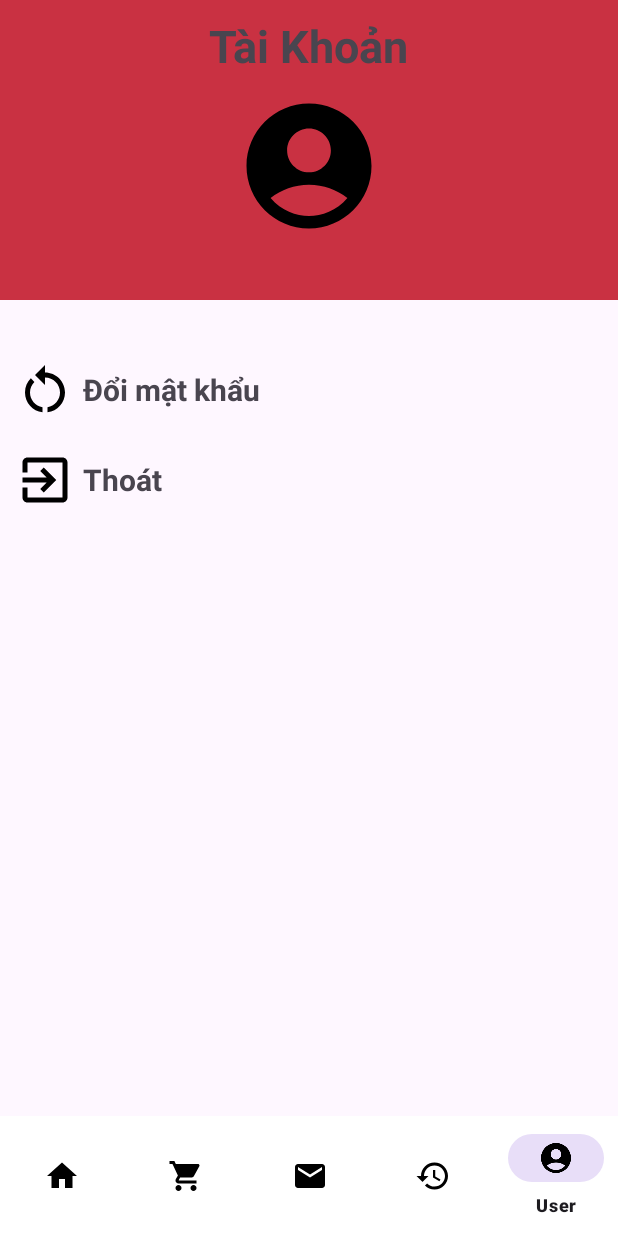
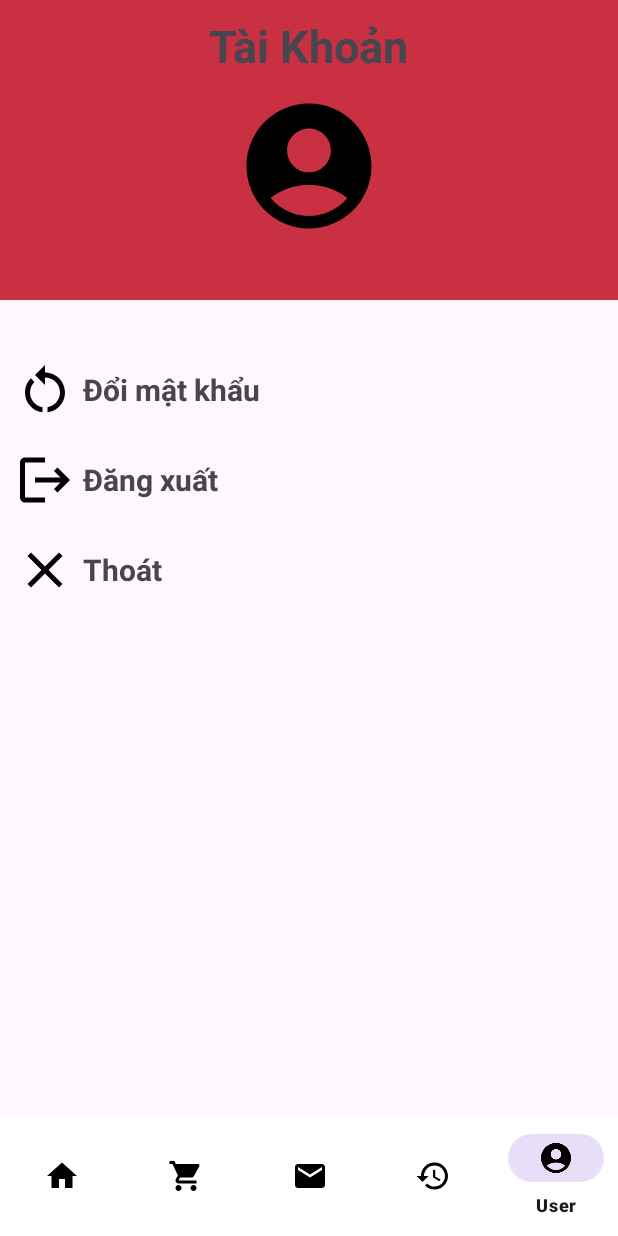
Before and after one commit to khanhdev289/Nhom2_DuAn1, an Android app: the MainActivity screen opened directly, with no data from a screen before it, item 5 of the bottom bar chosen, on a phone screen of 412 x 824 dp. Run offline under Robolectric (Android 15) with nearby library versions, the phone set to English and light mode, and no system bars; our stand-ins replace Picasso; libraries missing offline, so code that uses them is left out: me.relex.circleindicator; pictures from the network do not load; 3 statements that could not run were skipped.

Commit message:
finish permis

```diff
--- a/app/src/main/java/khanhnqph30151/fptpoly/duan1/MainActivity.java
+++ b/app/src/main/java/khanhnqph30151/fptpoly/duan1/MainActivity.java
@@ -5,25 +5,40 @@ import androidx.appcompat.app.AppCompatActivity;
 import androidx.fragment.app.Fragment;
 import androidx.fragment.app.FragmentTransaction;
 
+import android.content.SharedPreferences;
 import android.os.Bundle;
 import android.view.MenuItem;
 
 import com.google.android.material.navigation.NavigationBarView;
 
 import khanhnqph30151.fptpoly.duan1.Setting.UserFragment;
+import khanhnqph30151.fptpoly.duan1.admin.food.FoodFragment;
+import khanhnqph30151.fptpoly.duan1.admin.list_history.ListHistoryFragment;
+import khanhnqph30151.fptpoly.duan1.admin.list_request.ListRequestFragment;
+import khanhnqph30151.fptpoly.duan1.admin.statis.StatisFragment;
 import khanhnqph30151.fptpoly.duan1.user.Cart.Cart_Fragment;
 import khanhnqph30151.fptpoly.duan1.user.History.HistoryFragment;
 import khanhnqph30151.fptpoly.duan1.user.Home.HomeFragment;
 import khanhnqph30151.fptpoly.duan1.user.Request.RequestFragment;
 
 public class MainActivity extends AppCompatActivity {
-
+    SharedPreferences sharedPreferences;
     @Override
     protected void onCreate(Bundle savedInstanceState) {
         super.onCreate(savedInstanceState);
         setContentView(R.layout.activity_main);
         NavigationBarView view = findViewById(R.id.bottom_navi);
-
+        sharedPreferences = getSharedPreferences("USER_FILE", MODE_PRIVATE);
+        String role = sharedPreferences.getString("ROLE", "");
+        if(role.equalsIgnoreCase("admin")){
+            view.getMenu().clear();
+            view.inflateMenu(R.menu.bottom_navigation_menu_admin);
+                replaceFragment(new FoodFragment());
+        }else{
+            view.getMenu().clear();
+            view.inflateMenu(R.menu.bottom_navigation_menu_user);
+            replaceFragment(new HomeFragment());
+        }
         view.setOnItemSelectedListener(new NavigationBarView.OnItemSelectedListener() {
             @Override
             public boolean onNavigationItemSelected(@NonNull MenuItem item) {
@@ -42,13 +57,28 @@ public class MainActivity extends AppCompatActivity {
                 } else if (item.getItemId() == R.id.action_User) {
                     replaceFragment(new UserFragment());
                     return true;
-                } else {
+                }else if(item.getItemId()==R.id.action_ListFood){
+                    replaceFragment(new FoodFragment());
+                    return true;
+                }
+                else if(item.getItemId()==R.id.action_ListRequestt){
+                    replaceFragment(new ListRequestFragment());
+                    return true;
+                }else if(item.getItemId()==R.id.action_List_Invo){
+                    replaceFragment(new ListHistoryFragment());
+                    return true;
+                }
+                else if(item.getItemId()==R.id.action_Statis){
+                    replaceFragment(new StatisFragment());
+                    return true;
+                }
+                else {
                     return false;
                 }
             }
         });
 
-        replaceFragment(new HomeFragment());
+
     }
     public void replaceFragment(Fragment fragment) {
         FragmentTransaction transaction = getSupportFragmentManager().beginTransaction();
--- a/app/src/main/java/khanhnqph30151/fptpoly/duan1/Setting/UserDAO.java
+++ b/app/src/main/java/khanhnqph30151/fptpoly/duan1/Setting/UserDAO.java
@@ -67,9 +67,9 @@ public int update(User user){
         }
         return 1;
     }
-    public String getRole(String  id) {
+    public String getRole(String  userName) {
         SQLiteDatabase database =helper.getReadableDatabase();
-        Cursor cursor = database.rawQuery("SELECT user_role FROM tbl_user WHERE user_id = ?", new String[]{id});
+        Cursor cursor = database.rawQuery("SELECT user_role FROM tbl_user WHERE user_name = ?", new String[]{userName});
         if (cursor.getCount() > 0) {
             cursor.moveToFirst();
             return cursor.getString(0);
--- a/app/src/main/java/khanhnqph30151/fptpoly/duan1/Setting/UserFragment.java
+++ b/app/src/main/java/khanhnqph30151/fptpoly/duan1/Setting/UserFragment.java
@@ -13,6 +13,7 @@ import androidx.fragment.app.Fragment;
 
 import khanhnqph30151.fptpoly.duan1.R;
 import khanhnqph30151.fptpoly.duan1.activity.ChangePassActivity;
+import khanhnqph30151.fptpoly.duan1.activity.LoginActivity;
 
 
 /**
@@ -21,7 +22,7 @@ import khanhnqph30151.fptpoly.duan1.activity.ChangePassActivity;
  * create an instance of this fragment.
  */
 public class UserFragment extends Fragment {
-    TextView tv_userName,tv_changePass,tv_exit;
+    TextView tv_userName,tv_changePass,tv_exit, tv_logout;
 
     public UserFragment() {
         // Required empty public constructor
@@ -52,6 +53,17 @@ public class UserFragment extends Fragment {
 
         tv_changePass=view.findViewById(R.id.tv_changePass);
         tv_exit=view.findViewById(R.id.tv_exit);
+        tv_logout = view.findViewById(R.id.tv_logout);
+
+        tv_logout.setOnClickListener(new View.OnClickListener() {
+            @Override
+            public void onClick(View view) {
+                Intent i = new Intent(getContext(), LoginActivity.class);
+                startActivity(i);
+                getActivity().finish();
+            }
+        });
+
         tv_exit.setOnClickListener(new View.OnClickListener() {
             @Override
             public void onClick(View view) {
@@ -63,6 +75,8 @@ public class UserFragment extends Fragment {
             public void onClick(View view) {
                 Intent i=new Intent(getContext(), ChangePassActivity.class);
                 startActivity(i);
+
+
             }
         });
 
--- a/app/src/main/java/khanhnqph30151/fptpoly/duan1/data/DbHelper.java
+++ b/app/src/main/java/khanhnqph30151/fptpoly/duan1/data/DbHelper.java
@@ -93,7 +93,6 @@ public class DbHelper extends SQLiteOpenHelper {
 
     @Override
     public void onUpgrade(SQLiteDatabase db, int oldVersion, int newVersion) {
-
         if(oldVersion != newVersion){
             db.execSQL("DROP TABLE IF EXISTS tbl_usser");
             db.execSQL("DROP TABLE IF EXISTS tbl_request");
--- /dev/null
+++ b/app/src/main/res/drawable/baseline_close_24.xml
@@ -0,0 +1,5 @@
+<vector android:height="40dp" android:tint="#000000"
+    android:viewportHeight="24" android:viewportWidth="24"
+    android:width="40dp" xmlns:android="http://schemas.android.com/apk/res/android">
+    <path android:fillColor="@android:color/white" android:pathData="M19,6.41L17.59,5 12,10.59 6.41,5 5,6.41 10.59,12 5,17.59 6.41,19 12,13.41 17.59,19 19,17.59 13.41,12z"/>
+</vector>
--- /dev/null
+++ b/app/src/main/res/drawable/baseline_logout_24.xml
@@ -0,0 +1,5 @@
+<vector android:autoMirrored="true" android:height="40dp"
+    android:tint="#000000" android:viewportHeight="24"
+    android:viewportWidth="24" android:width="40dp" xmlns:android="http://schemas.android.com/apk/res/android">
+    <path android:fillColor="@android:color/white" android:pathData="M17,7l-1.41,1.41L18.17,11H8v2h10.17l-2.58,2.58L17,17l5,-5zM4,5h8V3H4c-1.1,0 -2,0.9 -2,2v14c0,1.1 0.9,2 2,2h8v-2H4V5z"/>
+</vector>
--- /dev/null
+++ b/app/src/main/res/drawable/icon_invoice.xml
@@ -0,0 +1,5 @@
+<vector android:autoMirrored="true" android:height="24dp"
+    android:tint="#000000" android:viewportHeight="24"
+    android:viewportWidth="24" android:width="24dp" xmlns:android="http://schemas.android.com/apk/res/android">
+    <path android:fillColor="@android:color/white" android:pathData="M4,6L2,6v14c0,1.1 0.9,2 2,2h14v-2L4,20L4,6zM20,2L8,2c-1.1,0 -2,0.9 -2,2v12c0,1.1 0.9,2 2,2h12c1.1,0 2,-0.9 2,-2L22,4c0,-1.1 -0.9,-2 -2,-2zM19,11L9,11L9,9h10v2zM15,15L9,15v-2h6v2zM19,7L9,7L9,5h10v2z"/>
+</vector>
--- /dev/null
+++ b/app/src/main/res/drawable/icon_request.xml
@@ -0,0 +1,5 @@
+<vector android:height="24dp" android:tint="#000000"
+    android:viewportHeight="24" android:viewportWidth="24"
+    android:width="24dp" xmlns:android="http://schemas.android.com/apk/res/android">
+    <path android:fillColor="@android:color/white" android:pathData="M20,4L4,4c-1.1,0 -1.99,0.9 -1.99,2L2,18c0,1.1 0.9,2 2,2h16c1.1,0 2,-0.9 2,-2L22,6c0,-1.1 -0.9,-2 -2,-2zM20,8l-8,5 -8,-5L4,6l8,5 8,-5v2z"/>
+</vector>
--- /dev/null
+++ b/app/src/main/res/drawable/icon_statis.xml
@@ -0,0 +1,7 @@
+<vector android:height="24dp" android:tint="#000000"
+    android:viewportHeight="24" android:viewportWidth="24"
+    android:width="24dp" xmlns:android="http://schemas.android.com/apk/res/android">
+    <path android:fillColor="@android:color/white" android:pathData="M4,9h4v11h-4z"/>
+    <path android:fillColor="@android:color/white" android:pathData="M16,13h4v7h-4z"/>
+    <path android:fillColor="@android:color/white" android:pathData="M10,4h4v16h-4z"/>
+</vector>
--- a/app/src/main/res/layout/fragment_user.xml
+++ b/app/src/main/res/layout/fragment_user.xml
@@ -56,7 +56,30 @@
         android:orientation="horizontal">
         <ImageView
             android:layout_marginLeft="10dp"
-            android:src="@drawable/baseline_exit_to_app_24"
+            android:src="@drawable/baseline_logout_24"
+            android:layout_width="wrap_content"
+            android:layout_height="wrap_content"/>
+        <TextView
+            android:id="@+id/tv_logout"
+            android:layout_marginLeft="5dp"
+            android:textStyle="bold"
+            android:layout_gravity="center"
+            android:textSize="20sp"
+            android:text="Đăng xuất"
+            android:layout_width="wrap_content"
+            android:layout_height="wrap_content"/>
+
+    </LinearLayout>
+
+    <LinearLayout
+
+        android:layout_marginTop="20dp"
+        android:layout_width="match_parent"
+        android:layout_height="wrap_content"
+        android:orientation="horizontal">
+        <ImageView
+            android:layout_marginLeft="10dp"
+            android:src="@drawable/baseline_close_24"
             android:layout_width="wrap_content"
             android:layout_height="wrap_content"/>
         <TextView
@@ -73,4 +96,5 @@
 
 
 
+
 </LinearLayout>
--- a/app/src/main/res/menu/bottom_navigation_menu_admin.xml
+++ b/app/src/main/res/menu/bottom_navigation_menu_admin.xml
@@ -6,13 +6,15 @@
         />
     <item android:id="@+id/action_ListRequestt"
         android:title="Phản Hồi"
-        android:icon="@drawable/baseline_shopping_cart_24"/>
-    <item android:id="@+id/action_List_Request"
+        android:icon="@drawable/baseline_email_24"/>
+    <item android:id="@+id/action_List_Invo"
         android:title="Đơn Hàng"
-        android:icon="@drawable/baseline_email_24"/>
+
+        android:icon="@drawable/icon_invoice"
+        />
     <item android:id="@+id/action_Statis"
         android:title="Thống Kê"
-        android:icon="@drawable/baseline_history_24"/>
+        android:icon="@drawable/icon_statis"/>
     <item android:id="@+id/action_User"
         android:title="@string/User"
         android:icon="@drawable/baseline_account_circle_24"/>
```
Also changed, not shown: app/src/main/java/khanhnqph30151/fptpoly/duan1/activity/ChangePassActivity.java (+9 -1 lines), app/src/main/java/khanhnqph30151/fptpoly/duan1/activity/LoginActivity.java (+4 -5 lines), app/src/main/res/layout/activity_change_pass.xml (+17 -1 lines).
